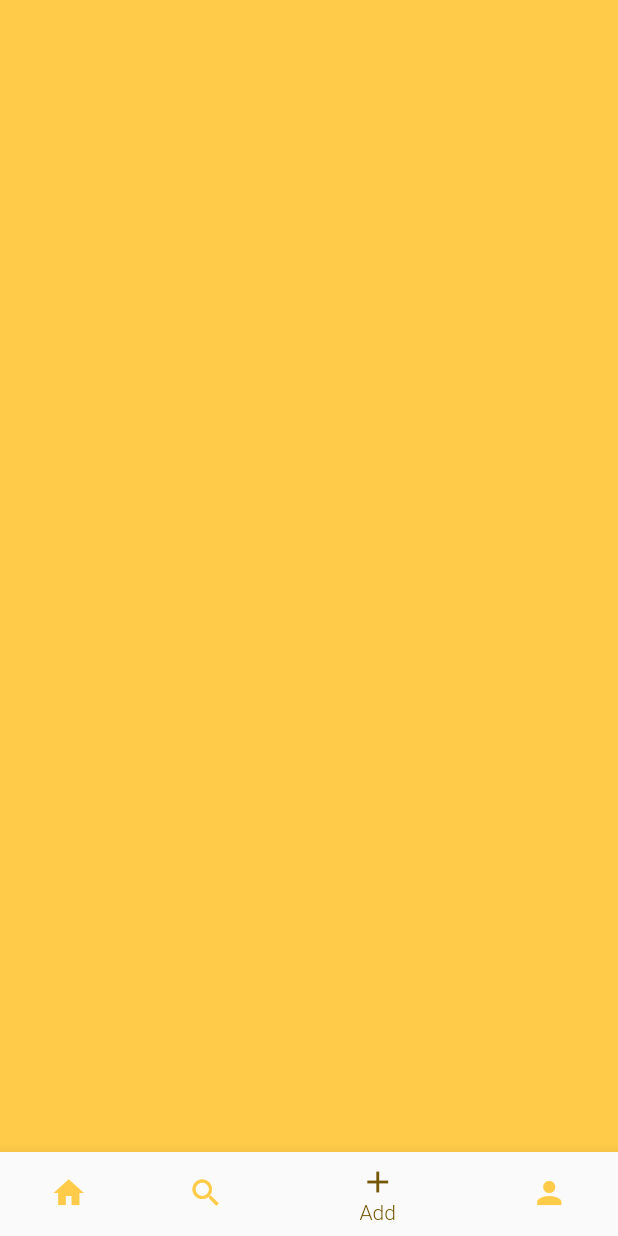
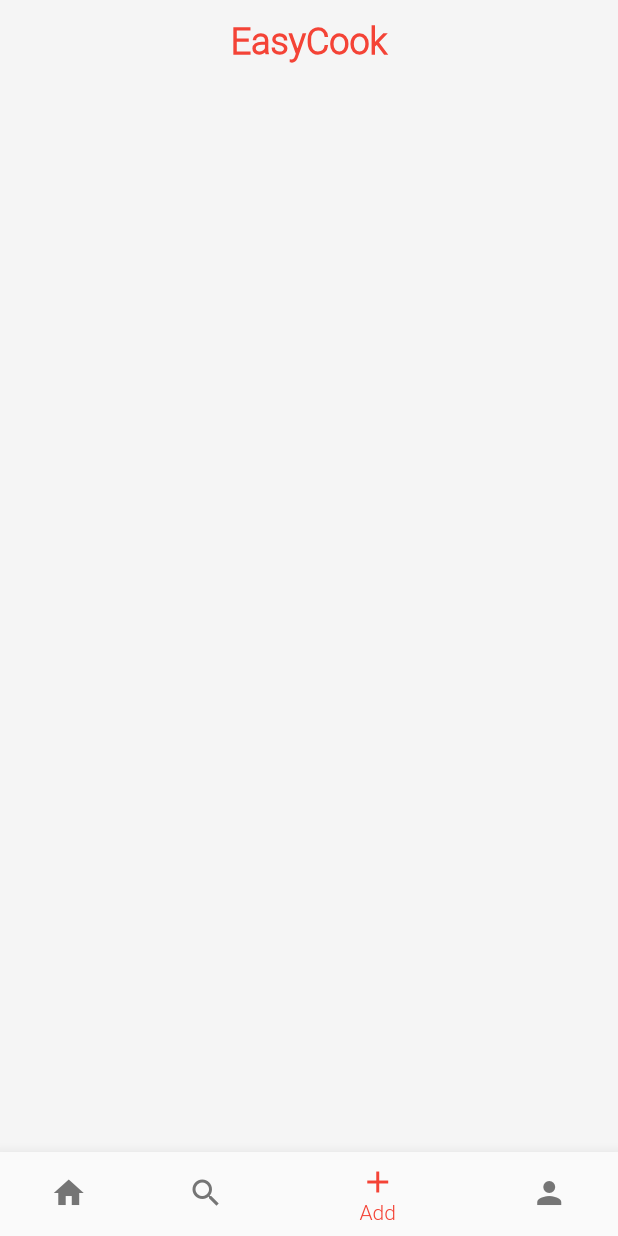
Before and after one commit to moisescorreaa/projeto-easycook, a Flutter app: the HomePage screen opened by its route, swiped to page 3, on a phone screen of 412 x 824 dp. Run offline on Flutter 3.47's test engine with Material 2 defaults, Android fonts, the phone set to English and light mode, and no system bars; our stand-ins replace quickalert.

Commit message:
Aplicando tema das telas em todas

```diff
--- a/lib/views/home-page.dart
+++ b/lib/views/home-page.dart
@@ -41,8 +41,8 @@ class _HomePageState extends State<HomePage> {
       ),
       // Barra de ícones selecionáveis
       bottomNavigationBar: BottomNavigationBar(
-        selectedItemColor: Color(0xFF755807),
-        unselectedItemColor: Color(0xFFFFCB49),
+        selectedItemColor: Colors.red,
+        unselectedItemColor: Color(0xFF757575),
         currentIndex: _selectedIndex,
         items: [
           BottomNavigationBarItem(
--- a/lib/views/screens-home-page/add-screen.dart
+++ b/lib/views/screens-home-page/add-screen.dart
@@ -10,8 +10,22 @@ class AddScreen extends StatefulWidget {
 class _AddScreenState extends State<AddScreen> {
   @override
   Widget build(BuildContext context) {
-   return Scaffold(
-      backgroundColor:Color(0xFFFFCB49)
+    return Scaffold(
+      backgroundColor: Color(0xFFF5F5F5),
+      appBar: AppBar(
+        automaticallyImplyLeading: false,
+        backgroundColor: Color(0xFFF5F5F5),
+        elevation: 0,
+        centerTitle: true,
+        title: Text(
+          'EasyCook',
+          style: TextStyle(
+            fontSize: 24,
+            fontWeight: FontWeight.bold,
+            color: Colors.red,
+          ),
+        ),
+      ),
     );
   }
 }
--- a/lib/views/screens-home-page/search-screen.dart
+++ b/lib/views/screens-home-page/search-screen.dart
@@ -19,9 +19,10 @@ class _SearchScreenState extends State<SearchScreen> {
   @override
   Widget build(BuildContext context) {
     return Scaffold(
+      backgroundColor: Color(0xFFF5F5F5),
       appBar: AppBar(
         automaticallyImplyLeading: false,
-        backgroundColor: Color(0xFFFFCB49),
+        backgroundColor: Color(0xFFF5F5F5),
         elevation: 0,
         centerTitle: true,
         title: Text(
@@ -29,7 +30,7 @@ class _SearchScreenState extends State<SearchScreen> {
           style: TextStyle(
             fontSize: 24,
             fontWeight: FontWeight.bold,
-            color: Color(0xFF755807),
+            color: Colors.red,
           ),
         ),
       ),
--- a/lib/views/show-login-register.dart
+++ b/lib/views/show-login-register.dart
@@ -18,7 +18,7 @@ class _RegisterLoginPageState extends State<RegisterLoginPage> {
               Expanded(
                 child: Image.asset(
                   'assets/default_transparent_765x625_cropped.png',
-                  fit: BoxFit.contain,
+                  fit: BoxFit.cover,
                   alignment: Alignment.center,
                 ),
               ),
--- a/lib/views/splash-screen.dart
+++ b/lib/views/splash-screen.dart
@@ -18,7 +18,7 @@ class _SplashScreenState extends State<SplashScreen> {
   @override
   Widget build(BuildContext context) {
     return Scaffold(
-      backgroundColor: Color.fromRGBO(255, 203, 73, 1.0),
+      backgroundColor: Color(0xFFF5F5F5),
       body: Center(
         child: Image.asset('assets/default_transparent_765x625.png'),
       ),
```
Also changed, not shown: lib/views/login-page.dart (+12 -12 lines), lib/views/register-page.dart (+10 -10 lines), lib/views/screens-home-page/home-screen.dart (+7 -10 lines), lib/views/screens-home-page/profile-screen.dart (+4 -4 lines), assets/default_765x625.png, assets/default_transparent_1000x1000.png, assets/default_transparent_765x625.png, assets/default_transparent_765x625_cropped.png, assets/favicon_32x32.png, assets/favicon_transparent_32x32.png.
